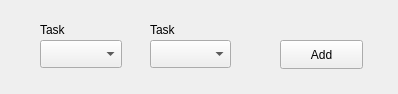
Above: Interfaces/priorityForm.ui from MohamedRebai41/Operations_Research_Project before the change. Below: the same form after it.
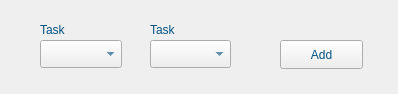
That is the form after the change.

```diff
--- a/Interfaces/priorityForm.ui
+++ b/Interfaces/priorityForm.ui
@@ -10,6 +10,87 @@
     <height>94</height>
    </rect>
   </property>
+  <property name="palette">
+   <palette>
+    <active>
+     <colorrole role="WindowText">
+      <brush brushstyle="SolidPattern">
+       <color alpha="255">
+        <red>3</red>
+        <green>82</green>
+        <blue>131</blue>
+       </color>
+      </brush>
+     </colorrole>
+     <colorrole role="Text">
+      <brush brushstyle="SolidPattern">
+       <color alpha="255">
+        <red>3</red>
+        <green>82</green>
+        <blue>131</blue>
+       </color>
+      </brush>
+     </colorrole>
+     <colorrole role="ButtonText">
+      <brush brushstyle="SolidPattern">
+       <color alpha="255">
+        <red>3</red>
+        <green>82</green>
+        <blue>131</blue>
+       </color>
+      </brush>
+     </colorrole>
+     <colorrole role="Highlight">
+      <brush brushstyle="SolidPattern">
+       <color alpha="255">
+        <red>3</red>
+        <green>82</green>
+        <blue>131</blue>
+       </color>
+      </brush>
+     </colorrole>
+    </active>
+    <inactive>
+     <colorrole role="WindowText">
+      <brush brushstyle="SolidPattern">
+       <color alpha="255">
+        <red>3</red>
+        <green>82</green>
+        <blue>131</blue>
+       </color>
+      </brush>
+     </colorrole>
+     <colorrole role="Text">
+      <brush brushstyle="SolidPattern">
+       <color alpha="255">
+        <red>3</red>
+        <green>82</green>
+        <blue>131</blue>
+       </color>
+      </brush>
+     </colorrole>
+     <colorrole role="ButtonText">
+      <brush brushstyle="SolidPattern">
+       <color alpha="255">
+        <red>3</red>
+        <green>82</green>
+        <blue>131</blue>
+       </color>
+      </brush>
+     </colorrole>
+     <colorrole role="Highlight">
+      <brush brushstyle="SolidPattern">
+       <color alpha="255">
+        <red>3</red>
+        <green>82</green>
+        <blue>131</blue>
+       </color>
+      </brush>
+     </colorrole>
+    </inactive>
+    <disabled/>
+   </palette>
+  </property>
   <property name="windowTitle">
    <string>Form</string>
   </property>
```
